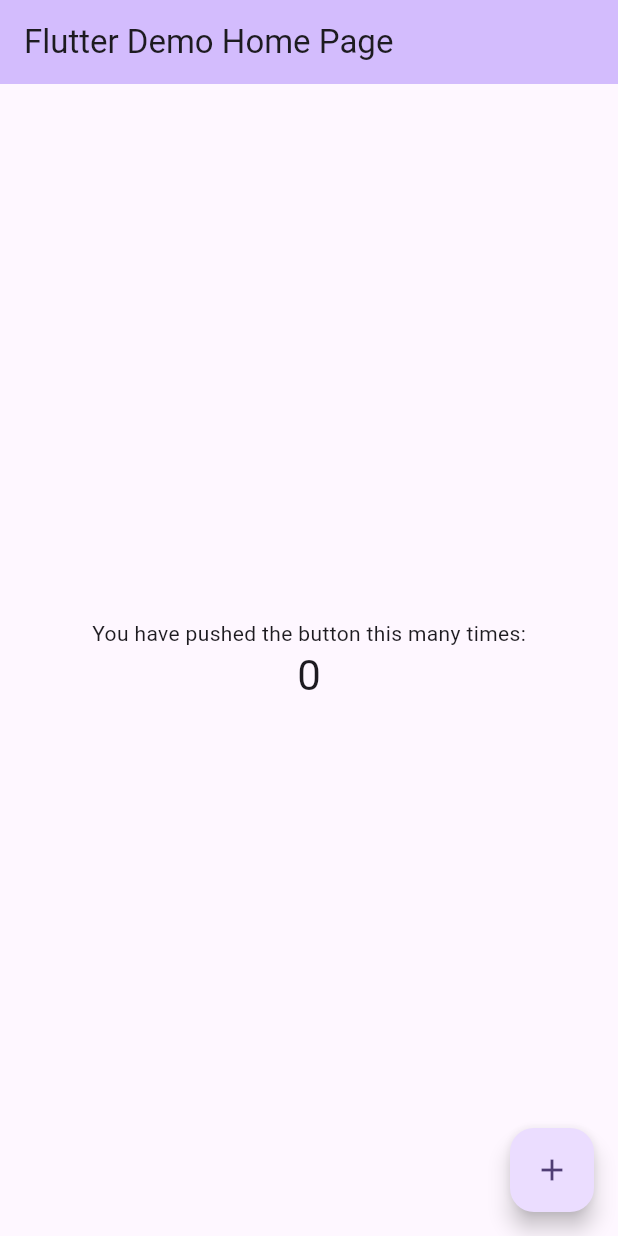
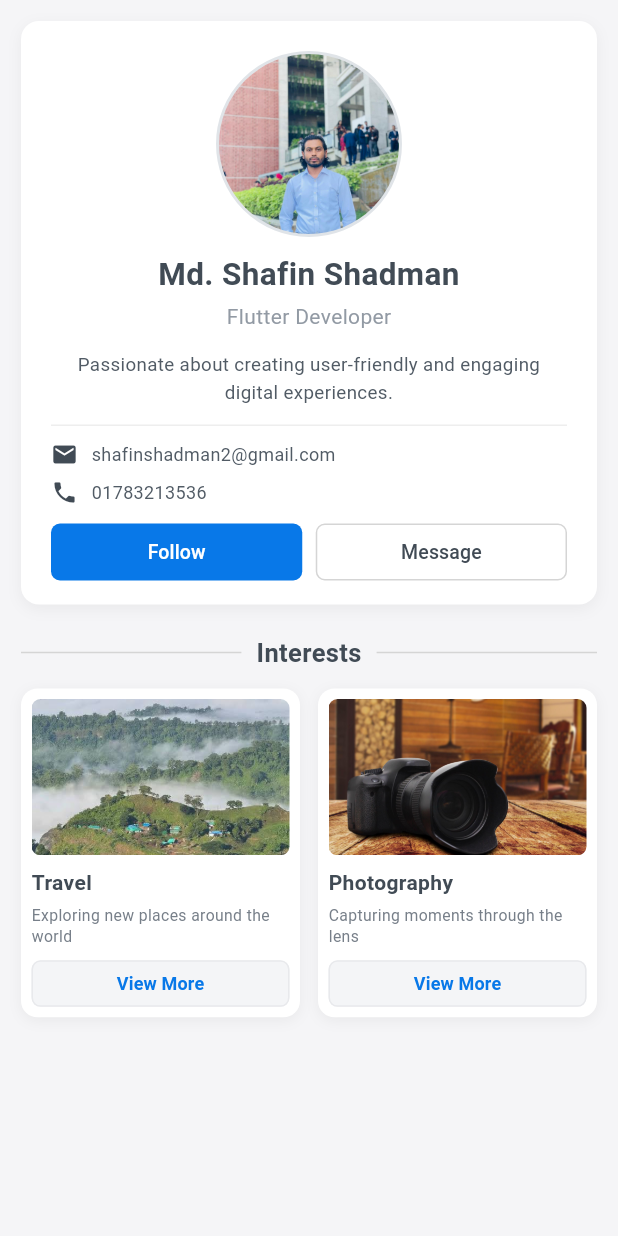
Before and after one commit to shafin-23/UI_design_Assignmet-8, a Flutter app: the screen it shows after launch, on a phone screen of 412 x 824 dp. Run offline on Flutter 3.47's test engine with Material 3 defaults, Android fonts, the phone set to English and light mode, and no system bars.

Commit message:
successfully done the UI design

```diff
--- a/lib/main.dart
+++ b/lib/main.dart
@@ -1,122 +1,27 @@
 import 'package:flutter/material.dart';
+import 'screen/profile_screen.dart';
 
 void main() {
-  runApp(const MyApp());
+  runApp(const ProfileUIApp());
 }
 
-class MyApp extends StatelessWidget {
-  const MyApp({super.key});
+class ProfileUIApp extends StatelessWidget {
+  const ProfileUIApp({super.key});
 
-  // This widget is the root of your application.
   @override
   Widget build(BuildContext context) {
     return MaterialApp(
-      title: 'Flutter Demo',
+      debugShowCheckedModeBanner: false,
+      title: 'Profile UI',
       theme: ThemeData(
-        // This is the theme of your application.
-        //
-        // TRY THIS: Try running your application with "flutter run". You'll see
-        // the application has a purple toolbar. Then, without quitting the app,
-        // try changing the seedColor in the colorScheme below to Colors.green
-        // and then invoke "hot reload" (save your changes or press the "hot
-        // reload" button in a Flutter-supported IDE, or press "r" if you used
-        // the command line to start the app).
-        //
-        // Notice that the counter didn't reset back to zero; the application
-        // state is not lost during the reload. To reset the state, use hot
-        // restart instead.
-        //
-        // This works for code too, not just values: Most code changes can be
-        // tested with just a hot reload.
-        colorScheme: .fromSeed(seedColor: Colors.deepPurple),
+        useMaterial3: true,
+        scaffoldBackgroundColor: const Color(0xFFF5F5F7),
+        fontFamily: 'Roboto',
+        colorScheme: ColorScheme.fromSeed(
+          seedColor: const Color(0xFF0878E8),
+        ),
       ),
-      home: const MyHomePage(title: 'Flutter Demo Home Page'),
+      home: const ProfileScreen(),
     );
   }
 }
-
-class MyHomePage extends StatefulWidget {
-  const MyHomePage({super.key, required this.title});
-
-  // This widget is the home page of your application. It is stateful, meaning
-  // that it has a State object (defined below) that contains fields that affect
-  // how it looks.
-
-  // This class is the configuration for the state. It holds the values (in this
-  // case the title) provided by the parent (in this case the App widget) and
-  // used by the build method of the State. Fields in a Widget subclass are
-  // always marked "final".
-
-  final String title;
-
-  @override
-  State<MyHomePage> createState() => _MyHomePageState();
-}
-
-class _MyHomePageState extends State<MyHomePage> {
-  int _counter = 0;
-
-  void _incrementCounter() {
-    setState(() {
-      // This call to setState tells the Flutter framework that something has
-      // changed in this State, which causes it to rerun the build method below
-      // so that the display can reflect the updated values. If we changed
-      // _counter without calling setState(), then the build method would not be
-      // called again, and so nothing would appear to happen.
-      _counter++;
-    });
-  }
-
-  @override
-  Widget build(BuildContext context) {
-    // This method is rerun every time setState is called, for instance as done
-    // by the _incrementCounter method above.
-    //
-    // The Flutter framework has been optimized to make rerunning build methods
-    // fast, so that you can just rebuild anything that needs updating rather
-    // than having to individually change instances of widgets.
-    return Scaffold(
-      appBar: AppBar(
-        // TRY THIS: Try changing the color here to a specific color (to
-        // Colors.amber, perhaps?) and trigger a hot reload to see the AppBar
-        // change color while the other colors stay the same.
-        backgroundColor: Theme.of(context).colorScheme.inversePrimary,
-        // Here we take the value from the MyHomePage object that was created by
-        // the App.build method, and use it to set our appbar title.
-        title: Text(widget.title),
-      ),
-      body: Center(
-        // Center is a layout widget. It takes a single child and positions it
-        // in the middle of the parent.
-        child: Column(
-          // Column is also a layout widget. It takes a list of children and
-          // arranges them vertically. By default, it sizes itself to fit its
-          // children horizontally, and tries to be as tall as its parent.
-          //
-          // Column has various properties to control how it sizes itself and
-          // how it positions its children. Here we use mainAxisAlignment to
-          // center the children vertically; the main axis here is the vertical
-          // axis because Columns are vertical (the cross axis would be
-          // horizontal).
-          //
-          // TRY THIS: Invoke "debug painting" (choose the "Toggle Debug Paint"
-          // action in the IDE, or press "p" in the console), to see the
-          // wireframe for each widget.
-          mainAxisAlignment: .center,
-          children: [
-            const Text('You have pushed the button this many times:'),
-            Text(
-              '$_counter',
-              style: Theme.of(context).textTheme.headlineMedium,
-            ),
-          ],
-        ),
-      ),
-      floatingActionButton: FloatingActionButton(
-        onPressed: _incrementCounter,
-        tooltip: 'Increment',
-        child: const Icon(Icons.add),
-      ),
-    );
-  }
-}
--- /dev/null
+++ b/lib/screen/profile_screen.dart
@@ -0,0 +1,100 @@
+
+import 'package:flutter/material.dart';
+import '../widgets/profile_card.dart';
+import '../widgets/interest_card.dart';
+
+class ProfileScreen extends StatelessWidget {
+  const ProfileScreen({super.key});
+
+  @override
+  Widget build(BuildContext context) {
+    return Scaffold(
+      backgroundColor: const Color(0xFFF5F5F7),
+      body: SafeArea(
+        child: LayoutBuilder(
+          builder: (context, constraints) {
+            return SingleChildScrollView(
+              physics: const AlwaysScrollableScrollPhysics(),
+              padding: const EdgeInsets.fromLTRB(14, 14, 14, 24),
+              child: Center(
+                child: ConstrainedBox(
+                  constraints: const BoxConstraints(
+                    maxWidth: 460,
+                  ),
+                  child: Column(
+                    mainAxisSize: MainAxisSize.min,
+                    children: [
+                      const ProfileCard(),
+
+                      const SizedBox(height: 20),
+
+                      // Interests heading
+                      const Row(
+                        children: [
+                          Expanded(
+                            child: Divider(
+                              color: Color(0xFFD5D5D5),
+                            ),
+                          ),
+                          Padding(
+                            padding: EdgeInsets.symmetric(
+                              horizontal: 10,
+                            ),
+                            child: Text(
+                              'Interests',
+                              style: TextStyle(
+                                fontSize: 17,
+                                fontWeight: FontWeight.bold,
+                                color: Color(0xFF414B55),
+                              ),
+                            ),
+                          ),
+                          Expanded(
+                            child: Divider(
+                              color: Color(0xFFD5D5D5),
+                            ),
+                          ),
+                        ],
+                      ),
+
+                      const SizedBox(height: 12),
+
+                      // Interest cards
+                      const Row(
+                        crossAxisAlignment:
+                        CrossAxisAlignment.start,
+                        children: [
+                          Expanded(
+                            child: InterestCard(
+                              title: 'Travel',
+                              description:
+                              'Exploring new places around the world',
+                              imagePath:
+                              'assets/images/travel.jpg',
+                            ),
+                          ),
+                          SizedBox(width: 12),
+                          Expanded(
+                            child: InterestCard(
+                              title: 'Photography',
+                              description:
+                              'Capturing moments through the lens',
+                              imagePath:
+                              'assets/images/photography.jpg',
+                            ),
+                          ),
+                        ],
+                      ),
+
+                      const SizedBox(height: 10),
+                    ],
+                  ),
+                ),
+              ),
+            );
+          },
+        ),
+      ),
+    );
+  }
+}
--- /dev/null
+++ b/lib/widgets/interest_card.dart
@@ -0,0 +1,118 @@
+import 'package:flutter/material.dart';
+
+class InterestCard extends StatelessWidget {
+  final String title;
+  final String description;
+  final String imagePath;
+
+  const InterestCard({
+    super.key,
+    required this.title,
+    required this.description,
+    required this.imagePath,
+  });
+
+  @override
+  Widget build(BuildContext context) {
+    return Container(
+      padding: const EdgeInsets.all(7),
+      decoration: BoxDecoration(
+        color: Colors.white,
+        borderRadius: BorderRadius.circular(11),
+        boxShadow: [
+          BoxShadow(
+            color: Colors.black.withOpacity(0.05),
+            blurRadius: 7,
+            offset: const Offset(0, 2),
+          ),
+        ],
+      ),
+      child: Column(
+        crossAxisAlignment: CrossAxisAlignment.start,
+        children: [
+          // Card image
+          ClipRRect(
+            borderRadius: BorderRadius.circular(6),
+            child: AspectRatio(
+              aspectRatio: 1.65,
+              child: Image.asset(
+                imagePath,
+                fit: BoxFit.cover,
+                errorBuilder: (context, error, stackTrace) {
+                  return Container(
+                    color: const Color(0xFFE5E7EB),
+                    child: const Icon(
+                      Icons.image,
+                      size: 35,
+                      color: Colors.blueGrey,
+                    ),
+                  );
+                },
+              ),
+            ),
+          ),
+
+          const SizedBox(height: 8),
+
+          // Card title
+          Text(
+            title,
+            maxLines: 1,
+            overflow: TextOverflow.ellipsis,
+            style: const TextStyle(
+              fontSize: 14,
+              fontWeight: FontWeight.bold,
+              color: Color(0xFF414B55),
+            ),
+          ),
+
+          const SizedBox(height: 5),
+
+          // Description
+          SizedBox(
+            height: 30,
+            child: Text(
+              description,
+              maxLines: 2,
+              overflow: TextOverflow.ellipsis,
+              style: const TextStyle(
+                fontSize: 10.5,
+                height: 1.35,
+                color: Color(0xFF777F89),
+              ),
+            ),
+          ),
+
+          const SizedBox(height: 7),
+
+          // View More button
+          SizedBox(
+            width: double.infinity,
+            height: 31,
+            child: OutlinedButton(
+              onPressed: () {},
+              style: OutlinedButton.styleFrom(
+                backgroundColor: const Color(0xFFF4F5F7),
+                foregroundColor: const Color(0xFF0878E8),
+                padding: EdgeInsets.zero,
+                side: const BorderSide(
+                  color: Color(0xFFE8E9EC),
+                ),
+                shape: RoundedRectangleBorder(
+                  borderRadius: BorderRadius.circular(6),
+                ),
+              ),
+              child: const Text(
+                'View More',
+                style: TextStyle(
+                  fontSize: 12,
+                  fontWeight: FontWeight.w600,
+                ),
+              ),
+            ),
+          ),
+        ],
+      ),
+    );
+  }
+}
--- /dev/null
+++ b/lib/widgets/profile_card.dart
@@ -0,0 +1,169 @@
+import 'package:flutter/material.dart';
+
+class ProfileCard extends StatelessWidget {
+  const ProfileCard({super.key});
+
+  @override
+  Widget build(BuildContext context) {
+    return Container(
+      width: double.infinity,
+      padding: const EdgeInsets.fromLTRB(20, 20, 20, 16),
+      decoration: BoxDecoration(
+        color: Colors.white,
+        borderRadius: BorderRadius.circular(12),
+        boxShadow: [
+          BoxShadow(
+            color: Colors.black.withOpacity(0.05),
+            blurRadius: 8,
+            offset: const Offset(0, 3),
+          ),
+        ],
+      ),
+      child: Column(
+        children: [
+          // Profile picture
+          Container(
+            width: 124,
+            height: 124,
+            decoration: BoxDecoration(
+              shape: BoxShape.circle,
+              color: const Color(0xFFE0E4E8),
+              border: Border.all(color: const Color(0xFFE0E4E8), width: 2),
+            ),
+            child: ClipOval(
+              child: Image.asset(
+                'assets/images/profile.png',
+                fit: BoxFit.cover,
+                errorBuilder: (context, error, stackTrace) {
+                  return const Icon(
+                    Icons.person,
+                    size: 85,
+                    color: Colors.blueGrey,
+                  );
+                },
+              ),
+            ),
+          ),
+
+          const SizedBox(height: 10),
+
+          // Name
+          const Text(
+            'Md. Shafin Shadman',
+            textAlign: TextAlign.center,
+            style: TextStyle(
+              fontSize: 21,
+              fontWeight: FontWeight.bold,
+              color: Color(0xFF414B55),
+            ),
+          ),
+
+          const SizedBox(height: 3),
+
+          // Subtitle
+          const Text(
+            'Flutter Developer',
+            style: TextStyle(fontSize: 14, color: Color(0xFF929AA4)),
+          ),
+
+          const SizedBox(height: 12),
+
+          // Bio
+          const Text(
+            'Passionate about creating user-friendly and '
+            'engaging digital experiences.',
+            textAlign: TextAlign.center,
+            style: TextStyle(
+              fontSize: 12.5,
+              height: 1.5,
+              color: Color(0xFF515B65),
+            ),
+          ),
+
+          const SizedBox(height: 12),
+
+          const Divider(color: Color(0xFFEEEEEE), height: 1),
+
+          const SizedBox(height: 10),
+
+          // Email
+          const Row(
+            children: [
+              Icon(Icons.email, size: 18, color: Color(0xFF414B55)),
+              SizedBox(width: 9),
+              Expanded(
+                child: Text(
+                  'shafinshadman2@gmail.com',
+                  style: TextStyle(fontSize: 12, color: Color(0xFF515B65)),
+                ),
+              ),
+            ],
+          ),
+
+          const SizedBox(height: 7),
+
+          // Phone
+          const Row(
+            children: [
+              Icon(Icons.phone, size: 18, color: Color(0xFF414B55)),
+              SizedBox(width: 9),
+              Expanded(
+                child: Text(
+                  '01783213536',
+                  style: TextStyle(fontSize: 12, color: Color(0xFF515B65)),
+                ),
+              ),
+            ],
+          ),
+
+          const SizedBox(height: 12),
+
+          // Follow and Message buttons
+          Row(
+            children: [
+              Expanded(
+                child: SizedBox(
+                  height: 38,
+                  child: ElevatedButton(
+                    onPressed: () {},
+                    style: ElevatedButton.styleFrom(
+                      backgroundColor: const Color(0xFF0878E8),
+                      foregroundColor: Colors.white,
+                      elevation: 0,
+                      shape: RoundedRectangleBorder(
+                        borderRadius: BorderRadius.circular(6),
+                      ),
+                    ),
+                    child: const Text('Follow', style: TextStyle(fontSize: 13)),
+                  ),
+                ),
+              ),
+
+              const SizedBox(width: 9),
+
+              Expanded(
+                child: SizedBox(
+                  height: 38,
+                  child: OutlinedButton(
+                    onPressed: () {},
+                    style: OutlinedButton.styleFrom(
+                      foregroundColor: const Color(0xFF414B55),
+                      side: const BorderSide(color: Color(0xFFD5D5D5)),
+                      shape: RoundedRectangleBorder(
+                        borderRadius: BorderRadius.circular(6),
+                      ),
+                    ),
+                    child: const Text(
+                      'Message',
+                      style: TextStyle(fontSize: 13),
+                    ),
+                  ),
+                ),
+              ),
+            ],
+          ),
+        ],
+      ),
+    );
+  }
+}
--- a/pubspec.yaml
+++ b/pubspec.yaml
@@ -56,6 +56,8 @@ flutter:
   # included with your application, so that you can use the icons in
   # the material Icons class.
   uses-material-design: true
+  assets:
+      - assets/images/
 
   # To add assets to your application, add an assets section, like this:
   # assets:
```
Also changed, not shown: assets/images/photography.jpg (added), assets/images/profile.png (added), assets/images/travel.jpg (added).
